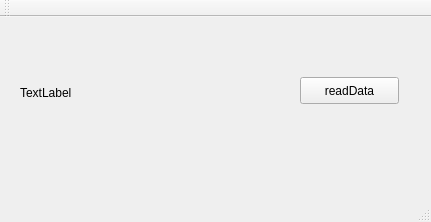
Dtananaev/ml_classifiers, file CIFAR10visual/visualizer.ui: the form before one commit.
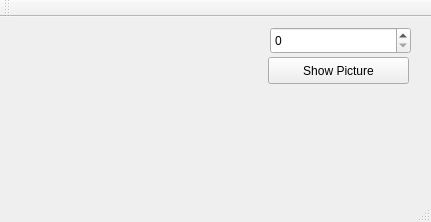
The form after the commit.

Diff of the .ui file:
```diff
--- a/CIFAR10visual/visualizer.ui
+++ b/CIFAR10visual/visualizer.ui
@@ -17,14 +17,14 @@
    <widget class="QPushButton" name="pushButton">
     <property name="geometry">
      <rect>
-      <x>300</x>
-      <y>60</y>
-      <width>99</width>
+      <x>268</x>
+      <y>40</y>
+      <width>141</width>
       <height>27</height>
      </rect>
     </property>
     <property name="text">
-     <string>readData</string>
+     <string>Show Picture</string>
     </property>
    </widget>
    <widget class="QLabel" name="label">
@@ -37,7 +37,17 @@
      </rect>
     </property>
     <property name="text">
-     <string>TextLabel</string>
+     <string/>
+    </property>
+   </widget>
+   <widget class="QSpinBox" name="numberBox">
+    <property name="geometry">
+     <rect>
+      <x>270</x>
+      <y>10</y>
+      <width>141</width>
+      <height>27</height>
+     </rect>
     </property>
    </widget>
   </widget>
```
Left out of the diff: 4 changed lines with no effect on the pictures.
